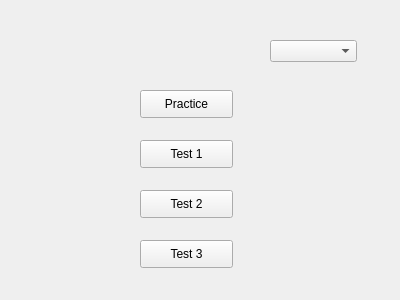
First picture: the form in typepage.ui, repository SyntaxError031/attentional-cueing-test, before the edit.
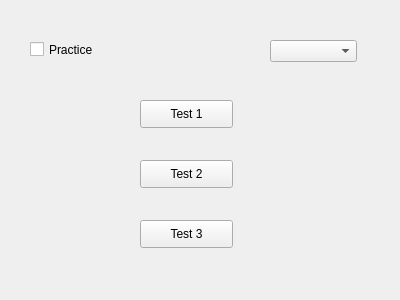
Second picture: the form after the edit.

What changed in the file:
```diff
--- a/typepage.ui
+++ b/typepage.ui
@@ -13,24 +13,11 @@
   <property name="windowTitle">
    <string>Form</string>
   </property>
-  <widget class="QPushButton" name="practice">
-   <property name="geometry">
-    <rect>
-     <x>140</x>
-     <y>90</y>
-     <width>93</width>
-     <height>28</height>
-    </rect>
-   </property>
-   <property name="text">
-    <string>Practice</string>
-   </property>
-  </widget>
   <widget class="QPushButton" name="visual">
    <property name="geometry">
     <rect>
      <x>140</x>
-     <y>140</y>
+     <y>100</y>
      <width>93</width>
      <height>28</height>
     </rect>
@@ -43,7 +30,7 @@
    <property name="geometry">
     <rect>
      <x>140</x>
-     <y>190</y>
+     <y>160</y>
      <width>93</width>
      <height>28</height>
     </rect>
@@ -56,7 +43,7 @@
    <property name="geometry">
     <rect>
      <x>140</x>
-     <y>240</y>
+     <y>220</y>
      <width>93</width>
      <height>28</height>
     </rect>
@@ -73,6 +60,22 @@
      <width>87</width>
      <height>22</height>
     </rect>
+   </property>
+   <property name="currentText">
+    <string/>
+   </property>
+  </widget>
+  <widget class="QCheckBox" name="checkBox">
+   <property name="geometry">
+    <rect>
+     <x>30</x>
+     <y>40</y>
+     <width>91</width>
+     <height>19</height>
+    </rect>
+   </property>
+   <property name="text">
+    <string>Practice</string>
    </property>
   </widget>
  </widget>
```
